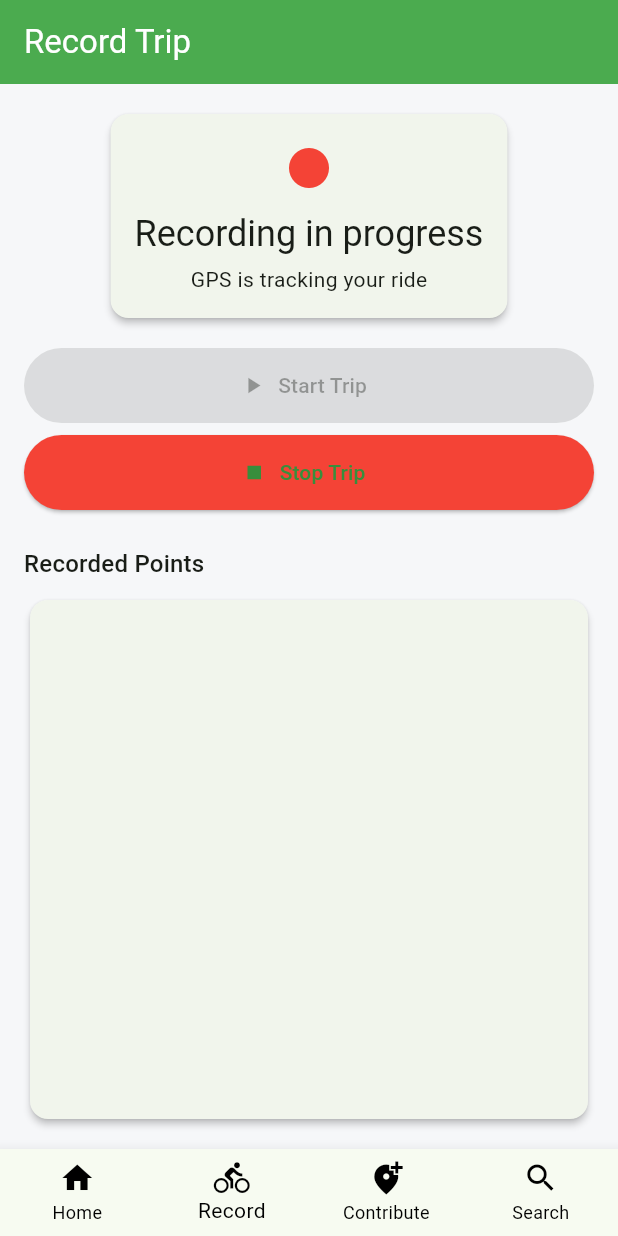
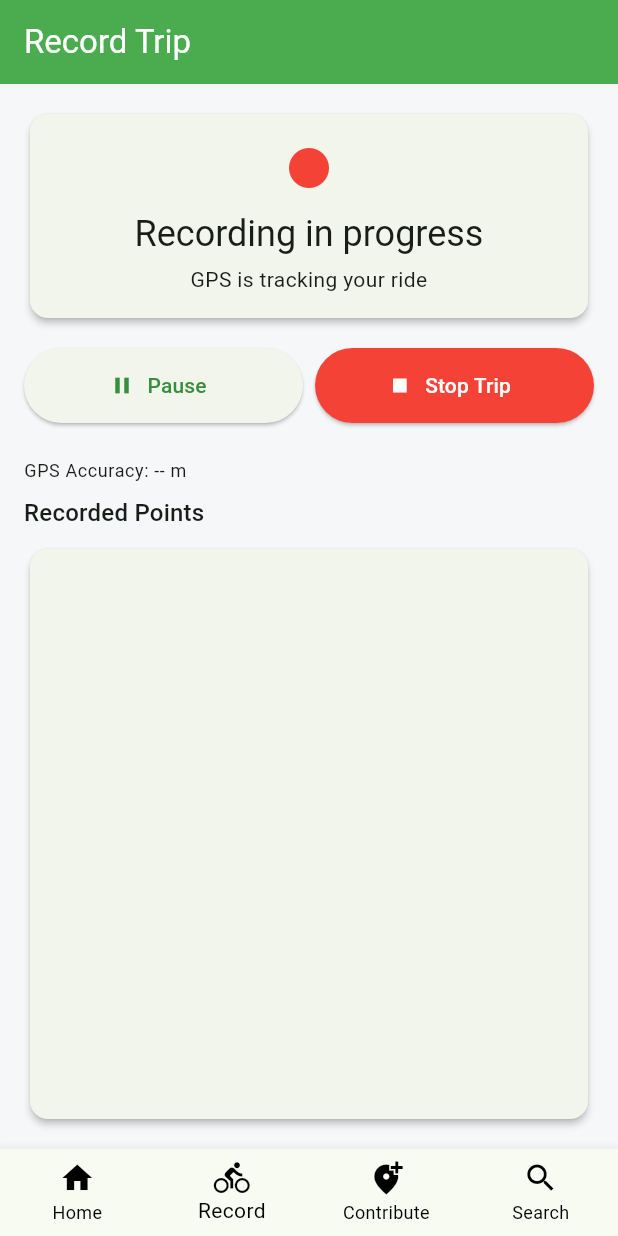
Before and after one commit to BBPpolimi/MurugesanPalanisamyMarasani, a Flutter app: the screen it shows after launch, item 2 of the bottom bar chosen, after a tap on "Start Trip", on a phone screen of 412 x 824 dp. Run offline on Flutter 3.47's test engine with Material 3 defaults, Android fonts, the phone set to English and light mode, and no system bars; our stand-ins replace flutter_riverpod, geolocator, sensors_plus.

Commit message:
implemented trip recording with pause/resume buttons

```diff
--- a/lib/main.dart
+++ b/lib/main.dart
@@ -34,7 +34,7 @@ class BBPApp extends StatelessWidget {
         ),
       useMaterial3: true,
       ),
-      home: HomePage(),
+      home: const HomePage(),
     );
   }
 }
--- /dev/null
+++ b/lib/models/trip_state.dart
@@ -0,0 +1,8 @@
+enum TripState {
+  idle,       // Initial state, ready to start
+  recording,  // Actively logging GPS points
+  paused,     // Temporarily stopped, can resume
+  processing, // Computing statistics after stop
+  saved,      // Trip saved successfully
+  error,      // Error state (permission denied, GPS issues)
+}
--- a/lib/pages/home_page.dart
+++ b/lib/pages/home_page.dart
@@ -5,7 +5,7 @@
 import '../services/providers.dart';
 
 class HomePage extends StatefulWidget {
-  HomePage({super.key});
+  const HomePage({super.key});
 
   @override
   State<HomePage> createState() => _HomePageState();
--- a/lib/pages/record_trip_page.dart
+++ b/lib/pages/record_trip_page.dart
@@ -1,7 +1,9 @@
 import 'package:flutter/material.dart';
 import 'package:flutter_riverpod/flutter_riverpod.dart';
 
+import '../models/trip_state.dart';
 import '../services/providers.dart';
+import '../services/trip_service.dart';
 
 class RecordTripPage extends ConsumerWidget {
   const RecordTripPage({super.key});
@@ -9,6 +11,7 @@ class RecordTripPage extends ConsumerWidget {
   @override
   Widget build(BuildContext context, WidgetRef ref) {
     final tripService = ref.watch(tripServiceProvider);
+    final state = tripService.state;
 
     return Scaffold(
       appBar: AppBar(title: const Text('Record Trip')),
@@ -17,96 +20,45 @@ class RecordTripPage extends ConsumerWidget {
         child: Column(
           children: [
             /// STATUS CARD
-            Card(
-              child: Padding(
-                padding: const EdgeInsets.all(16),
-                child: Column(
-                  children: [
-                    Icon(
-                      tripService.recording
-                          ? Icons.fiber_manual_record
-                          : Icons.pause_circle,
-                      size: 40,
-                      color:
-                          tripService.recording ? Colors.red : Colors.green,
-                    ),
-                    const SizedBox(height: 8),
-                    Text(
-                      tripService.recording
-                          ? 'Recording in progress'
-                          : 'Ready to start',
-                      style: Theme.of(context).textTheme.headlineSmall,
-                    ),
-                    const SizedBox(height: 4),
-                    Text(
-                      tripService.recording
-                          ? 'GPS is tracking your ride'
-                          : 'Press start when you begin cycling',
-                    ),
-                  ],
-                ),
-              ),
-            ),
+            _buildStatusCard(context, tripService),
 
             const SizedBox(height: 16),
 
             /// ACTION BUTTONS
-            ElevatedButton.icon(
-              icon: const Icon(Icons.play_arrow),
-              label: const Text('Start Trip'),
-              onPressed: tripService.recording
-                  ? null
-                  : () async {
-                      try {
-                        await ref
-                            .read(tripServiceProvider)
-                            .startRecording();
-                      } catch (e) {
-                        ScaffoldMessenger.of(context).showSnackBar(
-                          SnackBar(content: Text('Error: $e')),
-                        );
-                      }
-                    },
-              style: ElevatedButton.styleFrom(
-                minimumSize: const Size.fromHeight(50),
-              ),
-            ),
+            if (state == TripState.idle || state == TripState.error)
+              _buildStartButton(ref, context),
 
-            const SizedBox(height: 8),
+            if (state == TripState.recording || state == TripState.paused) ...[
+               Row(
+                 children: [
+                   Expanded(child: _buildPauseResumeButton(ref, state)),
+                   const SizedBox(width: 8),
+                   Expanded(child: _buildStopButton(ref, context)),
+                 ],
+               ),
+            ],
 
-            ElevatedButton.icon(
-              icon: const Icon(Icons.stop),
-              label: const Text('Stop Trip'),
-              onPressed: tripService.recording
-                  ? () async {
-                      await ref
-                          .read(tripServiceProvider)
-                          .stopRecording();
-
-                      final summary =
-                          ref.read(tripServiceProvider).lastSummary;
-                      if (summary != null) {
-                        ScaffoldMessenger.of(context).showSnackBar(
-                          SnackBar(
-                            content: Text(
-                              'Trip saved: '
-                              '${(summary.distanceMeters / 1000).toStringAsFixed(2)} km · '
-                              '${summary.duration.inMinutes} min',
-                            ),
-                          ),
-                        );
-                      }
-                    }
-                  : null,
-              style: ElevatedButton.styleFrom(
-                backgroundColor: Colors.red,
-                minimumSize: const Size.fromHeight(50),
-              ),
-            ),
+             if (state == TripState.saved)
+               ElevatedButton(
+                 onPressed: () => ref.read(tripServiceProvider).clear(), // Reset to idle
+                 child: const Text('Start New Trip'),
+               ),
 
             const SizedBox(height: 24),
 
-            /// POINTS LIST
+            /// POINTS LIST / METRICS
+            if (state == TripState.recording || state == TripState.paused)
+               Padding(
+                 padding: const EdgeInsets.only(bottom: 8.0),
+                 child: Align(
+                  alignment: Alignment.centerLeft,
+                  child: Text(
+                    'GPS Accuracy: ${tripService.currentAccuracy?.toStringAsFixed(1) ?? "--"} m',
+                    style: Theme.of(context).textTheme.bodySmall,
+                  ),
+                 ),
+               ),
+
             Align(
               alignment: Alignment.centerLeft,
               child: Text(
@@ -125,13 +77,15 @@ class RecordTripPage extends ConsumerWidget {
                     final p = tripService.points[index];
                     return ListTile(
                       dense: true,
-                      leading: const Icon(Icons.location_on),
+                      leading: const Icon(Icons.location_on, size: 16),
                       title: Text(
-                        '${p.latitude.toStringAsFixed(5)}, '
-                        '${p.longitude.toStringAsFixed(5)}',
+                        '${p.latitude.toStringAsFixed(5)}, ${p.longitude.toStringAsFixed(5)}',
+                        style: const TextStyle(fontSize: 12),
                       ),
-                      subtitle:
-                          Text(p.timestamp.toLocal().toIso8601String()),
+                      subtitle: Text(
+                          p.timestamp.toLocal().toString().split('.').first,
+                          style: const TextStyle(fontSize: 10),
+                      ),
                     );
                   },
                 ),
@@ -142,4 +96,118 @@ class RecordTripPage extends ConsumerWidget {
       ),
     );
   }
+
+  Widget _buildStatusCard(BuildContext context, TripService tripService) {
+    IconData icon;
+    Color color;
+    String title;
+    String subtitle;
+
+    switch (tripService.state) {
+      case TripState.idle:
+        icon = Icons.directions_bike;
+        color = Colors.green;
+        title = 'Ready to start';
+        subtitle = 'Press start when you begin cycling';
+        break;
+      case TripState.recording:
+        icon = Icons.fiber_manual_record;
+        color = Colors.red;
+        title = 'Recording in progress';
+        subtitle = 'GPS is tracking your ride';
+        break;
+      case TripState.paused:
+        icon = Icons.pause_circle;
+        color = Colors.orange;
+        title = 'Trip Paused';
+        subtitle = 'Tracking suspended';
+        break;
+      case TripState.processing:
+        icon = Icons.hourglass_empty;
+        color = Colors.blue;
+        title = 'Processing...';
+        subtitle = 'Saving your trip';
+        break;
+      case TripState.saved:
+        icon = Icons.check_circle;
+        color = Colors.green;
+        title = 'Trip Saved!';
+        subtitle = tripService.lastSummary != null
+            ? '${(tripService.lastSummary!.distanceMeters / 1000).toStringAsFixed(2)} km in ${tripService.lastSummary!.duration.inMinutes} min'
+            : 'Ride stats saved';
+        break;
+      case TripState.error:
+        icon = Icons.error;
+        color = Colors.red;
+        title = 'Error';
+        subtitle = tripService.errorMessage ?? 'Unknown error';
+        break;
+    }
+
+    return Card(
+      child: Padding(
+        padding: const EdgeInsets.all(16),
+        child: SizedBox(
+          width: double.infinity,
+          child: Column(
+            children: [
+               Icon(icon, size: 40, color: color),
+               const SizedBox(height: 8),
+               Text(title, style: Theme.of(context).textTheme.headlineSmall),
+               const SizedBox(height: 4),
+               Text(subtitle, textAlign: TextAlign.center),
+            ],
+          ),
+        ),
+      ),
+    );
+  }
+
+  Widget _buildStartButton(WidgetRef ref, BuildContext context) {
+    return ElevatedButton.icon(
+      icon: const Icon(Icons.play_arrow),
+      label: const Text('Start Trip'),
+      onPressed: () async {
+        await ref.read(tripServiceProvider).startRecording();
+      },
+      style: ElevatedButton.styleFrom(
+        minimumSize: const Size.fromHeight(50),
+        backgroundColor: Colors.green,
+        foregroundColor: Colors.white,
+      ),
+    );
+  }
+
+  Widget _buildPauseResumeButton(WidgetRef ref, TripState state) {
+    bool isPaused = state == TripState.paused;
+    return ElevatedButton.icon(
+      icon: Icon(isPaused ? Icons.play_arrow : Icons.pause),
+      label: Text(isPaused ? 'Resume' : 'Pause'),
+      onPressed: () {
+        if (isPaused) {
+          ref.read(tripServiceProvider).resumeRecording();
+        } else {
+          ref.read(tripServiceProvider).pauseRecording();
+        }
+      },
+      style: ElevatedButton.styleFrom(
+        minimumSize: const Size.fromHeight(50),
+      ),
+    );
+  }
+
+  Widget _buildStopButton(WidgetRef ref, BuildContext context) {
+    return ElevatedButton.icon(
+      icon: const Icon(Icons.stop),
+      label: const Text('Stop Trip'),
+      onPressed: () async {
+        await ref.read(tripServiceProvider).stopRecording();
+      },
+      style: ElevatedButton.styleFrom(
+        minimumSize: const Size.fromHeight(50),
+        backgroundColor: Colors.red,
+        foregroundColor: Colors.white,
+      ),
+    );
+  }
 }
--- a/lib/pages/trip_history_page.dart
+++ b/lib/pages/trip_history_page.dart
@@ -1,6 +1,5 @@
 import 'package:flutter/material.dart';
 import 'package:flutter_riverpod/flutter_riverpod.dart';
-import '../services/trip_service.dart';
 import 'trip_details_page.dart';
 import '../services/providers.dart';
 
--- a/lib/services/trip_service.dart
+++ b/lib/services/trip_service.dart
@@ -5,10 +5,12 @@ import 'package:geolocator/geolocator.dart';
 import 'package:sensors_plus/sensors_plus.dart';
 import 'package:uuid/uuid.dart';
 
+
+
 import '../models/gps_point.dart';
 import '../models/trip.dart';
+import '../models/trip_state.dart';
 import 'trip_repository.dart';
-
 
 class TripSummary {
   final double distanceMeters;
@@ -19,8 +21,8 @@ class TripSummary {
 }
 
 class TripService extends ChangeNotifier {
-  bool _recording = false;
-  bool get recording => _recording;
+  TripState _state = TripState.idle;
+  TripState get state => _state;
 
   final List<GpsPoint> _points = [];
   List<GpsPoint> get points => List.unmodifiable(_points);
@@ -29,8 +31,15 @@ class TripService extends ChangeNotifier {
   StreamSubscription<AccelerometerEvent>? _accelSub;
 
   DateTime? _startTime;
+  Duration _pausedDuration = Duration.zero;
+  DateTime? _pauseStartTime; // To track current pause interval
 
   TripSummary? lastSummary;
+  String? _errorMessage;
+  String? get errorMessage => _errorMessage;
+
+  double? _currentAccuracy;
+  double? get currentAccuracy => _currentAccuracy;
 
   final TripRepository _repository = TripRepository();
   final _uuid = const Uuid();
@@ -38,8 +47,11 @@ class TripService extends ChangeNotifier {
   List<Trip> get trips => _repository.getAllTrips();
 
   Future<void> startRecording() async {
-    if (_recording) return;
+    if (_state == TripState.recording || _state == TripState.paused) return;
 
+    _resetError();
+
+    try {
       bool serviceEnabled = await Geolocator.isLocationServiceEnabled();
       if (!serviceEnabled) {
         throw Exception('Location services are disabled.');
@@ -56,34 +68,60 @@ class TripService extends ChangeNotifier {
 
       _points.clear();
       _startTime = DateTime.now();
+      _pausedDuration = Duration.zero;
+      _pauseStartTime = null;
 
-    _positionSub = Geolocator.getPositionStream(
-      locationSettings: const LocationSettings(accuracy: LocationAccuracy.high, distanceFilter: 5, timeLimit: null),
-    ).listen((pos) {
-      _points.add(GpsPoint(latitude: pos.latitude, longitude: pos.longitude, elevation: pos.altitude, timestamp: DateTime.now()));
+      _startStreams();
+
+      _state = TripState.recording;
       notifyListeners();
-    });
+    } catch (e) {
+      _errorMessage = e.toString();
+      _state = TripState.error;
+      notifyListeners();
+    }
+  }
 
-    // accelerometer for candidate detection (simple logging now)
-    _accelSub = accelerometerEvents.listen((event) {
-      // simple: if z-axis spike beyond threshold register candidate event (we'll leave actual detection to later)
-      // print('accel: ${event.x}, ${event.y}, ${event.z}');
-    });
+  void pauseRecording() {
+    if (_state != TripState.recording) return;
 
-    _recording = true;
+    _stopStreams();
+    _pauseStartTime = DateTime.now();
+    _state = TripState.paused;
+    notifyListeners();
+  }
+
+  void resumeRecording() {
+    if (_state != TripState.paused) return;
+
+    if (_pauseStartTime != null) {
+      _pausedDuration += DateTime.now().difference(_pauseStartTime!);
+      _pauseStartTime = null;
+    }
+
+    _startStreams();
+    _state = TripState.recording;
     notifyListeners();
   }
 
   Future<void> stopRecording() async {
-    if (!_recording) return;
+    if (_state != TripState.recording && _state != TripState.paused) return;
 
-    _positionSub?.cancel();
-    _accelSub?.cancel();
-    _positionSub = null;
-    _accelSub = null;
+    // Transition to processing
+    _state = TripState.processing;
+    notifyListeners();
+
+    _stopStreams();
+
+    // Handle pending pause duration if we were paused
+    if (_pauseStartTime != null) {
+      _pausedDuration += DateTime.now().difference(_pauseStartTime!);
+      _pauseStartTime = null;
+    }
 
     final endTime = DateTime.now();
-    final duration = _startTime == null ? Duration.zero : endTime.difference(_startTime!);
+    final rawDuration = _startTime == null ? Duration.zero : endTime.difference(_startTime!);
+    final activeDuration = rawDuration - _pausedDuration;
 
     double distance = 0.0;
     for (int i = 1; i < _points.length; i++) {
@@ -92,9 +130,12 @@ class TripService extends ChangeNotifier {
       distance += Geolocator.distanceBetween(prev.latitude, prev.longitude, cur.latitude, cur.longitude);
     }
 
-    final avgSpeed = duration.inSeconds > 0 ? (distance / duration.inSeconds) : 0.0; // m/s
+    // prevent negative duration or division by zero
+    final durationSeconds = activeDuration.inSeconds > 0 ? activeDuration.inSeconds : 0;
+    final avgSpeed = durationSeconds > 0 ? (distance / durationSeconds) : 0.0; // m/s
 
-    lastSummary = TripSummary(distanceMeters: distance, duration: duration, averageSpeed: avgSpeed);
+    final summary = TripSummary(distanceMeters: distance, duration: activeDuration, averageSpeed: avgSpeed);
+    lastSummary = summary;
 
     final trip = Trip(
       id: _uuid.v4(),
@@ -102,24 +143,72 @@ class TripService extends ChangeNotifier {
       endTime: endTime,
       points: List.from(_points),
       distanceMeters: distance,
-      duration: duration,
+      duration: activeDuration,
       averageSpeed: avgSpeed,
     );
 
     _repository.saveTrip(trip);
-    lastSummary = TripSummary(
-      distanceMeters: distance,
-      duration: duration,
-      averageSpeed: avgSpeed,
-    );
 
-    _recording = false;
+    _state = TripState.saved;
     notifyListeners();
   }
 
   void clear() {
     _points.clear();
     lastSummary = null;
+    _resetError();
+    _state = TripState.idle;
     notifyListeners();
   }
+
+  void retry() {
+    // Allows user to try starting again from error state
+    if (_state == TripState.error) {
+       // Just reset state to idle so they can press start again
+       clear();
     }
+  }
+
+  void _resetError() {
+    _errorMessage = null;
+  }
+
+  void _startStreams() {
+    _positionSub = Geolocator.getPositionStream(
+      locationSettings: const LocationSettings(accuracy: LocationAccuracy.best, distanceFilter: 5),
+    ).listen((pos) {
+      _currentAccuracy = pos.accuracy;
+
+      // Accuracy filter: reject points with accuracy > 20 meters (if available)
+      // Note: pos.accuracy is in meters. Lower is better.
+      if (pos.accuracy > 20.0) {
+        notifyListeners(); // Notify so UI can show poor accuracy
+        return;
+      }
+
+      _points.add(GpsPoint(
+        latitude: pos.latitude,
+        longitude: pos.longitude,
+        elevation: pos.altitude,
+        timestamp: DateTime.now(),
+      ));
+      notifyListeners();
+    }, onError: (e) {
+      _errorMessage = 'GPS Error: $e';
+      _state = TripState.error;
+      _stopStreams();
+      notifyListeners();
+    });
+
+    _accelSub = accelerometerEventStream().listen((event) {
+      // simple accelerometer logging/processing
+    });
+  }
+
+  void _stopStreams() {
+    _positionSub?.cancel();
+    _accelSub?.cancel();
+    _positionSub = null;
+    _accelSub = null;
+  }
+}
--- a/pubspec.yaml
+++ b/pubspec.yaml
@@ -15,6 +15,7 @@ dependencies:
   flutter_riverpod: ^2.5.1
   geolocator: ^9.0.2
   dio: ^5.4.0
+  uuid: ^4.5.2
 
 dev_dependencies:
   flutter_test:
```
Also changed, not shown: pubspec.lock, 1 other file. Lines whose indentation alone changed are shown as unchanged.
